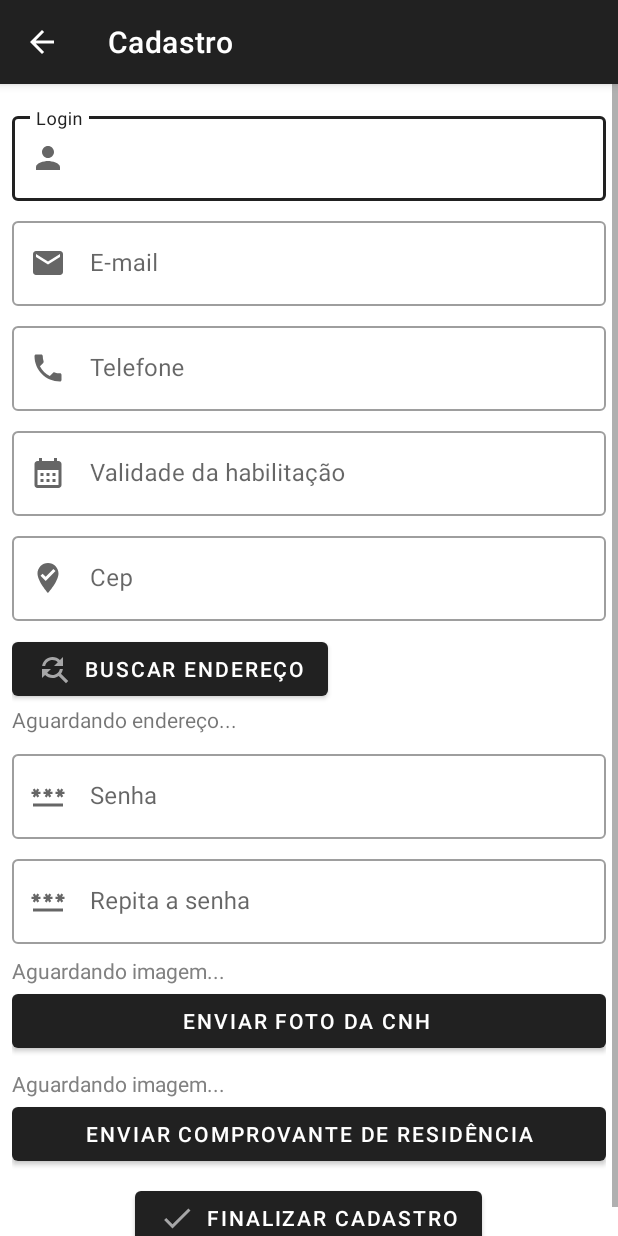
After one commit to gustavodias24/ssloc, an Android app: the CadastroActivity screen opened directly, with no data from a screen before it, on a phone screen of 412 x 824 dp. The commit adds this screen. Run offline under Robolectric (Android 15) with nearby library versions, the phone set to English and light mode, and no system bars.

Commit message:
pegar cep funcionando

```diff
--- a/app/build.gradle.kts
+++ b/app/build.gradle.kts
@@ -33,6 +33,8 @@ android {
 }
 
 dependencies {
+    implementation("com.squareup.retrofit2:retrofit:2.9.0")
+    implementation("com.squareup.retrofit2:converter-gson:2.9.0")
     implementation("com.squareup.picasso:picasso:2.8")
     implementation("pl.droidsonroids.gif:android-gif-drawable:1.2.27")
     implementation("androidx.appcompat:appcompat:1.6.1")
--- /dev/null
+++ b/app/src/main/java/com/example/ssloc/activitys/CadastroActivity.java
@@ -0,0 +1,118 @@
+package com.example.ssloc.activitys;
+
+import androidx.annotation.NonNull;
+import androidx.appcompat.app.ActionBar;
+import androidx.appcompat.app.AppCompatActivity;
+import androidx.appcompat.app.AppCompatDelegate;
+
+import android.annotation.SuppressLint;
+import android.app.AlertDialog;
+import android.app.Dialog;
+import android.content.Intent;
+import android.os.Bundle;
+import android.view.MenuItem;
+
+import com.example.ssloc.databinding.ActivityCadastroBinding;
+import com.example.ssloc.databinding.LayoutCarregandoBinding;
+import com.example.ssloc.models.CepModel;
+import com.example.ssloc.services.ServiceCep;
+
+import retrofit2.Call;
+import retrofit2.Callback;
+import retrofit2.Response;
+import retrofit2.Retrofit;
+import retrofit2.converter.gson.GsonConverterFactory;
+
+public class CadastroActivity extends AppCompatActivity {
+    private Dialog dialog_carregando;
+    private ActivityCadastroBinding vb;
+    private Retrofit retrofitCep;
+    private ServiceCep serviceCep;
+    private ActionBar bar;
+    @Override
+    protected void onCreate(Bundle savedInstanceState) {
+        super.onCreate(savedInstanceState);
+        vb = ActivityCadastroBinding.inflate(getLayoutInflater());
+        setContentView(vb.getRoot());
+        AppCompatDelegate.setDefaultNightMode(AppCompatDelegate.MODE_NIGHT_NO);
+
+        bar = getSupportActionBar();
+        bar.setTitle("Cadastro");
+        bar.setDisplayHomeAsUpEnabled(true);
+        bar.setDisplayShowHomeEnabled(true);
+
+        criarRetrofitCep();
+        criarAlertCarregando();
+
+        vb.buscarEnderecoBtn.setOnClickListener( buscarEnd -> {
+            String cepString = vb.cepField.getEditText().getText().toString().trim();
+
+            if ( !cepString.isEmpty() ){
+                vb.cepField.setError(null);
+                puxarEndereco(cepString);
+            }else{
+                vb.cepField.setError(
+                        "Preencha o campo cep!"
+                );
+            }
+        });
+
+    }
+
+    @Override
+    public boolean onOptionsItemSelected(@NonNull MenuItem item) {
+        if ( item.getItemId() == android.R.id.home){
+            startActivity(new Intent(getApplicationContext(), LoginOuCadastroActivity.class));
+            finish();
+        }
+        return super.onOptionsItemSelected(item);
+    }
+
+    private void criarRetrofitCep(){
+        retrofitCep = new Retrofit.Builder()
+                .baseUrl("https://viacep.com.br/")
+                .addConverterFactory(GsonConverterFactory.create())
+                .build();
+
+        serviceCep = retrofitCep.create(ServiceCep.class);
+    }
+
+    private void puxarEndereco(String cepString){
+        dialog_carregando.show();
+        serviceCep.buscar_cep(cepString).enqueue(new Callback<CepModel>() {
+            @SuppressLint("SetTextI18n")
+            @Override
+            public void onResponse(Call<CepModel> call, Response<CepModel> response) {
+                if (response.isSuccessful()){
+                    dialog_carregando.dismiss();
+                    CepModel cepModel = response.body();
+                    vb.enderecoText.setText(
+                            "Logradouro: " + cepModel.getLogradouro() + "\n" +
+                                    "complemento: " + cepModel.getComplemento() + "\n" +
+                                    "bairro: " + cepModel.getBairro() + "\n" +
+                                    "localidade: " + cepModel.getLocalidade() + "\n"
+                    );
+                }else{
+                    dialog_carregando.dismiss();
+                    vb.cepField.setError(
+                            "Cep inválido!"
+                    );
+                }
+            }
+
+            @Override
+            public void onFailure(Call<CepModel> call, Throwable t) {
+
+            }
+        });
+    }
+
+    private void criarAlertCarregando(){
+        AlertDialog.Builder b = new AlertDialog.Builder(CadastroActivity.this);
+        b.setView(
+                LayoutCarregandoBinding.inflate(getLayoutInflater()).getRoot()
+        );
+        b.setCancelable(false);
+        dialog_carregando = b.create();
+    }
+}
--- a/app/src/main/java/com/example/ssloc/MainActivity.java
+++ b/app/src/main/java/com/example/ssloc/activitys/MainActivity.java
@@ -1,4 +1,4 @@
-package com.example.ssloc;
+package com.example.ssloc.activitys;
 
 import androidx.appcompat.app.AppCompatActivity;
 import androidx.appcompat.app.AppCompatDelegate;
@@ -6,6 +6,9 @@ import androidx.appcompat.app.AppCompatDelegate;
 import android.content.Intent;
 import android.os.Bundle;
 import android.os.Handler;
+
+import com.example.ssloc.R;
+import com.example.ssloc.activitys.LoginOuCadastroActivity;
 
 public class MainActivity extends AppCompatActivity {
 
--- /dev/null
+++ b/app/src/main/java/com/example/ssloc/services/ServiceCep.java
@@ -0,0 +1,13 @@
+package com.example.ssloc.services;
+
+import com.example.ssloc.models.CepModel;
+
+import retrofit2.Call;
+import retrofit2.http.GET;
+import retrofit2.http.Path;
+
+public interface ServiceCep{
+    @GET("ws/{cep}/json/")
+    Call<CepModel> buscar_cep(@Path("cep") String cep);
+
+}
--- /dev/null
+++ b/app/src/main/res/drawable/baseline_calendar_month_24.xml
@@ -0,0 +1,5 @@
+<vector android:height="24dp" android:tint="#A6A6A7"
+    android:viewportHeight="24" android:viewportWidth="24"
+    android:width="24dp" xmlns:android="http://schemas.android.com/apk/res/android">
+    <path android:fillColor="@android:color/white" android:pathData="M19,4h-1V2h-2v2H8V2H6v2H5C3.89,4 3.01,4.9 3.01,6L3,20c0,1.1 0.89,2 2,2h14c1.1,0 2,-0.9 2,-2V6C21,4.9 20.1,4 19,4zM19,20H5V10h14V20zM9,14H7v-2h2V14zM13,14h-2v-2h2V14zM17,14h-2v-2h2V14zM9,18H7v-2h2V18zM13,18h-2v-2h2V18zM17,18h-2v-2h2V18z"/>
+</vector>
--- /dev/null
+++ b/app/src/main/res/drawable/baseline_check_24.xml
@@ -0,0 +1,5 @@
+<vector android:height="24dp" android:tint="#A6A6A7"
+    android:viewportHeight="24" android:viewportWidth="24"
+    android:width="24dp" xmlns:android="http://schemas.android.com/apk/res/android">
+    <path android:fillColor="@android:color/white" android:pathData="M9,16.17L4.83,12l-1.42,1.41L9,19 21,7l-1.41,-1.41z"/>
+</vector>
--- /dev/null
+++ b/app/src/main/res/drawable/baseline_email_24.xml
@@ -0,0 +1,5 @@
+<vector android:height="24dp" android:tint="#A6A6A7"
+    android:viewportHeight="24" android:viewportWidth="24"
+    android:width="24dp" xmlns:android="http://schemas.android.com/apk/res/android">
+    <path android:fillColor="@android:color/white" android:pathData="M20,4L4,4c-1.1,0 -1.99,0.9 -1.99,2L2,18c0,1.1 0.9,2 2,2h16c1.1,0 2,-0.9 2,-2L22,6c0,-1.1 -0.9,-2 -2,-2zM20,8l-8,5 -8,-5L4,6l8,5 8,-5v2z"/>
+</vector>
--- /dev/null
+++ b/app/src/main/res/drawable/baseline_find_replace_24.xml
@@ -0,0 +1,5 @@
+<vector android:height="24dp" android:tint="#A6A6A7"
+    android:viewportHeight="24" android:viewportWidth="24"
+    android:width="24dp" xmlns:android="http://schemas.android.com/apk/res/android">
+    <path android:fillColor="@android:color/white" android:pathData="M11,6c1.38,0 2.63,0.56 3.54,1.46L12,10h6L18,4l-2.05,2.05C14.68,4.78 12.93,4 11,4c-3.53,0 -6.43,2.61 -6.92,6L6.1,10c0.46,-2.28 2.48,-4 4.9,-4zM16.64,15.14c0.66,-0.9 1.12,-1.97 1.28,-3.14L15.9,12c-0.46,2.28 -2.48,4 -4.9,4 -1.38,0 -2.63,-0.56 -3.54,-1.46L10,12L4,12v6l2.05,-2.05C7.32,17.22 9.07,18 11,18c1.55,0 2.98,-0.51 4.14,-1.36L20,21.49 21.49,20l-4.85,-4.86z"/>
+</vector>
--- /dev/null
+++ b/app/src/main/res/drawable/baseline_local_phone_24.xml
@@ -0,0 +1,5 @@
+<vector android:height="24dp" android:tint="#A6A6A7"
+    android:viewportHeight="24" android:viewportWidth="24"
+    android:width="24dp" xmlns:android="http://schemas.android.com/apk/res/android">
+    <path android:fillColor="@android:color/white" android:pathData="M6.62,10.79c1.44,2.83 3.76,5.14 6.59,6.59l2.2,-2.2c0.27,-0.27 0.67,-0.36 1.02,-0.24 1.12,0.37 2.33,0.57 3.57,0.57 0.55,0 1,0.45 1,1V20c0,0.55 -0.45,1 -1,1 -9.39,0 -17,-7.61 -17,-17 0,-0.55 0.45,-1 1,-1h3.5c0.55,0 1,0.45 1,1 0,1.25 0.2,2.45 0.57,3.57 0.11,0.35 0.03,0.74 -0.25,1.02l-2.2,2.2z"/>
+</vector>
--- /dev/null
+++ b/app/src/main/res/drawable/baseline_where_to_vote_24.xml
@@ -0,0 +1,5 @@
+<vector android:height="24dp" android:tint="#A6A6A7"
+    android:viewportHeight="24" android:viewportWidth="24"
+    android:width="24dp" xmlns:android="http://schemas.android.com/apk/res/android">
+    <path android:fillColor="@android:color/white" android:pathData="M12,2c3.86,0 7,3.14 7,7 0,5.25 -7,13 -7,13S5,14.25 5,9c0,-3.86 3.14,-7 7,-7zM10.47,14L17,7.41 15.6,6l-5.13,5.18L8.4,9.09 7,10.5l3.47,3.5z"/>
+</vector>
--- /dev/null
+++ b/app/src/main/res/layout/activity_cadastro.xml
@@ -0,0 +1,180 @@
+<?xml version="1.0" encoding="utf-8"?>
+<ScrollView
+    xmlns:android="http://schemas.android.com/apk/res/android"
+    xmlns:app="http://schemas.android.com/apk/res-auto"
+    xmlns:tools="http://schemas.android.com/tools"
+    android:layout_height="match_parent"
+    android:layout_width="match_parent"
+    android:fillViewport="true"
+    >
+
+    <LinearLayout
+        android:layout_width="match_parent"
+        android:layout_height="match_parent"
+        android:layout_margin="8dp"
+        android:orientation="vertical"
+        tools:context=".activitys.CadastroActivity">
+
+        <com.google.android.material.textfield.TextInputLayout
+            android:id="@+id/loginField"
+            style="@style/Widget.MaterialComponents.TextInputLayout.OutlinedBox"
+            android:layout_width="match_parent"
+            android:layout_height="wrap_content"
+            android:layout_marginTop="8dp"
+            android:hint="Login"
+            app:startIconDrawable="@drawable/baseline_person_24">
+
+            <com.google.android.material.textfield.TextInputEditText
+                android:layout_width="match_parent"
+                android:layout_height="wrap_content"
+                android:layout_marginBottom="8dp" />
+        </com.google.android.material.textfield.TextInputLayout>
+
+        <com.google.android.material.textfield.TextInputLayout
+            android:id="@+id/emailField"
+            style="@style/Widget.MaterialComponents.TextInputLayout.OutlinedBox"
+            android:layout_width="match_parent"
+            android:layout_height="wrap_content"
+            android:hint="E-mail"
+            app:startIconDrawable="@drawable/baseline_email_24">
+
+            <com.google.android.material.textfield.TextInputEditText
+                android:layout_width="match_parent"
+                android:layout_height="wrap_content"
+                android:layout_marginBottom="8dp"
+                android:autoLink="email" />
+        </com.google.android.material.textfield.TextInputLayout>
+
+        <com.google.android.material.textfield.TextInputLayout
+            android:id="@+id/foneField"
+            style="@style/Widget.MaterialComponents.TextInputLayout.OutlinedBox"
+            android:layout_width="match_parent"
+            android:layout_height="wrap_content"
+            android:hint="Telefone"
+            app:startIconDrawable="@drawable/baseline_local_phone_24">
+
+            <com.google.android.material.textfield.TextInputEditText
+                android:layout_width="match_parent"
+                android:layout_height="wrap_content"
+                android:layout_marginBottom="8dp"
+                android:inputType="phone" />
+        </com.google.android.material.textfield.TextInputLayout>
+
+        <com.google.android.material.textfield.TextInputLayout
+            android:id="@+id/validadeField"
+            style="@style/Widget.MaterialComponents.TextInputLayout.OutlinedBox"
+            android:layout_width="match_parent"
+            android:layout_height="wrap_content"
+            android:hint="Validade da habilitação"
+            app:startIconDrawable="@drawable/baseline_calendar_month_24">
+
+            <com.google.android.material.textfield.TextInputEditText
+                android:layout_width="match_parent"
+                android:layout_height="wrap_content"
+                android:layout_marginBottom="8dp"
+                android:inputType="datetime" />
+        </com.google.android.material.textfield.TextInputLayout>
+
+        <com.google.android.material.textfield.TextInputLayout
+            android:id="@+id/cepField"
+            style="@style/Widget.MaterialComponents.TextInputLayout.OutlinedBox"
+            android:layout_width="match_parent"
+            android:layout_height="wrap_content"
+            android:layout_marginBottom="8dp"
+            android:hint="Cep"
+            app:startIconDrawable="@drawable/baseline_where_to_vote_24">
+
+            <com.google.android.material.textfield.TextInputEditText
+                android:layout_width="match_parent"
+                android:layout_height="wrap_content"
+                android:layout_marginBottom="8dp"
+                android:inputType="number" />
+
+            <Button
+                android:id="@+id/buscarEnderecoBtn"
+                android:layout_width="wrap_content"
+                android:layout_height="wrap_content"
+                android:layout_weight="1"
+                android:drawableLeft="@drawable/baseline_find_replace_24"
+                android:text="Buscar endereço" />
+
+            <TextView
+                android:id="@+id/enderecoText"
+                android:layout_width="wrap_content"
+                android:layout_height="wrap_content"
+                android:layout_weight="1"
+                android:text="Aguardando endereço..." />
+        </com.google.android.material.textfield.TextInputLayout>
+
+
+
+        <com.google.android.material.textfield.TextInputLayout
+            android:id="@+id/passField"
+            style="@style/Widget.MaterialComponents.TextInputLayout.OutlinedBox"
+            android:layout_width="match_parent"
+            android:layout_height="wrap_content"
+            android:hint="Senha"
+            app:startIconDrawable="@drawable/baseline_password_24">
+
+            <com.google.android.material.textfield.TextInputEditText
+                android:layout_width="match_parent"
+                android:layout_height="wrap_content"
+                android:layout_marginBottom="8dp" />
+
+        </com.google.android.material.textfield.TextInputLayout>
+
+        <com.google.android.material.textfield.TextInputLayout
+            android:id="@+id/repeatPassField"
+            style="@style/Widget.MaterialComponents.TextInputLayout.OutlinedBox"
+            android:layout_width="match_parent"
+            android:layout_height="wrap_content"
+            android:hint="Repita a senha"
+            app:startIconDrawable="@drawable/baseline_password_24">
+
+            <com.google.android.material.textfield.TextInputEditText
+                android:layout_width="match_parent"
+                android:layout_height="wrap_content"
+                android:layout_marginBottom="8dp" />
+
+        </com.google.android.material.textfield.TextInputLayout>
+
+        <TextView
+            android:id="@+id/cnhNameText"
+            android:layout_width="match_parent"
+            android:layout_height="wrap_content"
+            android:text="Aguardando imagem..."
+            android:textColor="#818181" />
+
+        <Button
+            android:id="@+id/cnhSendBtn"
+            android:layout_width="match_parent"
+            android:layout_height="wrap_content"
+            android:text="Enviar foto da CNH " />
+
+        <TextView
+            android:id="@+id/comprovanteNameText"
+            android:layout_width="match_parent"
+            android:layout_height="wrap_content"
+            android:layout_marginTop="8dp"
+            android:text="Aguardando imagem..."
+            android:textColor="#818181" />
+
+        <Button
+            android:id="@+id/comprovanteSendBtn"
+            android:layout_width="match_parent"
+            android:layout_height="wrap_content"
+            android:text="Enviar comprovante de residência" />
+
+        <Button
+            android:id="@+id/finalizarBtn"
+            android:layout_width="wrap_content"
+            android:layout_height="wrap_content"
+            android:layout_gravity="center"
+            android:layout_marginTop="8dp"
+            android:layout_marginBottom="8dp"
+            android:drawableLeft="@drawable/baseline_check_24"
+            android:gravity="center"
+            android:text="Finalizar cadastro" />
+
+    </LinearLayout>
+</ScrollView>
--- a/app/src/main/res/layout/activity_main.xml
+++ b/app/src/main/res/layout/activity_main.xml
@@ -6,7 +6,7 @@
     android:layout_height="match_parent"
     android:background="@color/black"
     android:orientation="vertical"
-    tools:context=".MainActivity">
+    tools:context=".activitys.MainActivity">
 
 
     <pl.droidsonroids.gif.GifImageView
```
Also changed, not shown: app/src/main/AndroidManifest.xml (+6 -3 lines), app/src/main/java/com/example/ssloc/activitys/LoginOuCadastroActivity.java (renamed from app/src/main/java/com/example/ssloc/LoginOuCadastroActivity.java, +12 -1 lines), app/src/main/java/com/example/ssloc/models/CepModel.java (added, +37 -0 lines), app/src/main/res/layout/activity_login_ou_cadastro.xml (+12 -3 lines), app/src/main/res/layout/layout_carregando.xml (added, +23 -0 lines), 1 other file.
